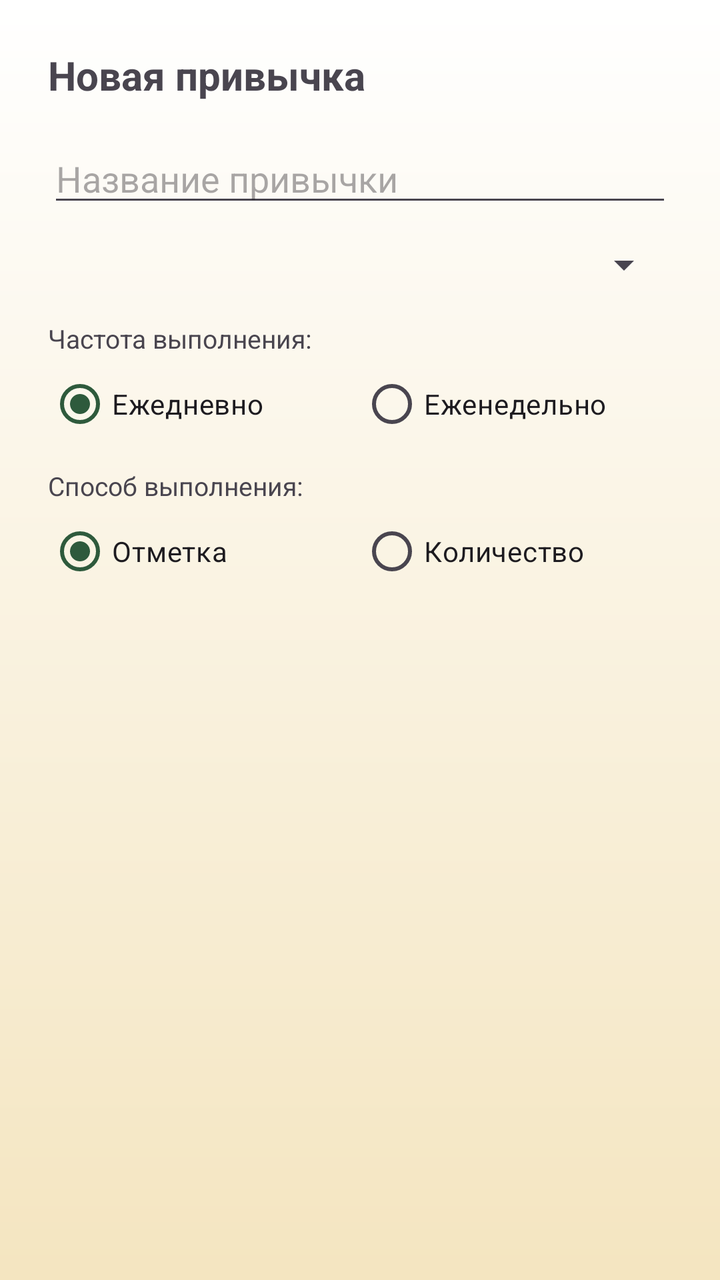
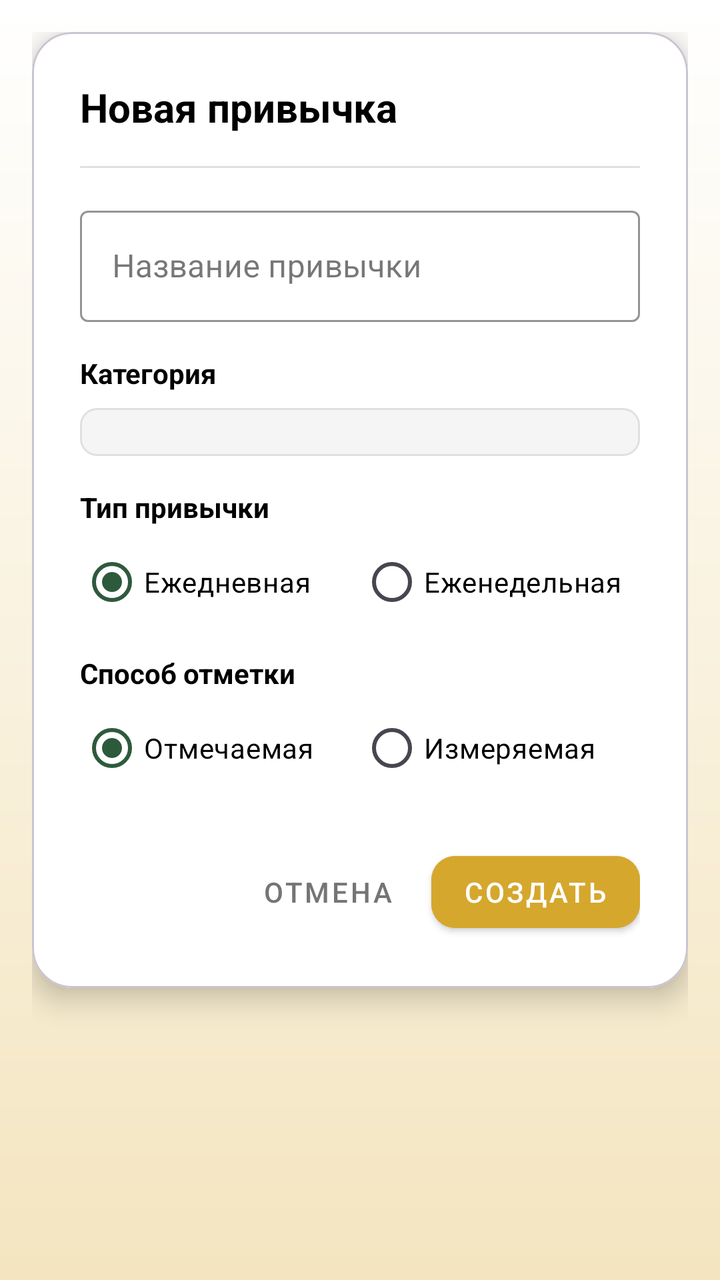

The first picture is an Android layout as it rendered before a commit; the second is the same layout after the commit. The layout source and the unified diff follow.
<!-- AndroidManifest.xml: application theme Theme.YourUpgrade -->
<!-- res/layout/dialog_add_habit.xml -->
<?xml version="1.0" encoding="utf-8"?>
<LinearLayout
    xmlns:android="http://schemas.android.com/apk/res/android"
    android:layout_width="match_parent"
    android:layout_height="wrap_content"
    android:orientation="vertical"
    android:padding="24dp">

    <TextView
        android:layout_width="wrap_content"
        android:layout_height="wrap_content"
        android:text="Новая привычка"
        android:textSize="20sp"
        android:textStyle="bold" />

    <EditText
        android:id="@+id/etHabitName"
        android:layout_width="match_parent"
        android:layout_height="wrap_content"
        android:layout_marginTop="16dp"
        android:hint="Название привычки"
        android:inputType="text"
        android:maxLength="40" />

    <Spinner
        android:id="@+id/spinnerCategory"
        android:layout_width="match_parent"
        android:layout_height="wrap_content"
        android:layout_marginTop="12dp" />

    
    <TextView
        android:layout_width="wrap_content"
        android:layout_height="wrap_content"
        android:layout_marginTop="16dp"
        android:text="Частота выполнения:"
        android:textSize="13sp" />

    <RadioGroup
        android:id="@+id/rgType"
        android:layout_width="match_parent"
        android:layout_height="wrap_content"
        android:orientation="horizontal">

        <RadioButton
            android:id="@+id/rbDaily"
            android:layout_width="0dp"
            android:layout_height="wrap_content"
            android:layout_weight="1"
            android:checked="true"
            android:text="Ежедневно" />

        <RadioButton
            android:id="@+id/rbWeekly"
            android:layout_width="0dp"
            android:layout_height="wrap_content"
            android:layout_weight="1"
            android:text="Еженедельно" />
    </RadioGroup>

    
    <TextView
        android:layout_width="wrap_content"
        android:layout_height="wrap_content"
        android:layout_marginTop="8dp"
        android:text="Способ выполнения:"
        android:textSize="13sp" />

    <RadioGroup
        android:id="@+id/rgCompletionMode"
        android:layout_width="match_parent"
        android:layout_height="wrap_content"
        android:orientation="horizontal">

        <RadioButton
            android:id="@+id/rbCheckable"
            android:layout_width="0dp"
            android:layout_height="wrap_content"
            android:layout_weight="1"
            android:checked="true"
            android:text="Отметка" />

        <RadioButton
            android:id="@+id/rbMeasurable"
            android:layout_width="0dp"
            android:layout_height="wrap_content"
            android:layout_weight="1"
            android:text="Количество" />
    </RadioGroup>

    
    <EditText
        android:id="@+id/etTarget"
        android:layout_width="match_parent"
        android:layout_height="wrap_content"
        android:layout_marginTop="12dp"
        android:hint="Цель (число)"
        android:inputType="numberDecimal"
        android:visibility="gone" />

</LinearLayout>
<!-- resources referenced by this layout -->
<resources>
  <style name="Theme.YourUpgrade" parent="Base.Theme.YourUpgrade" />
  <style name="Base.Theme.YourUpgrade" parent="Theme.Material3.DayNight.NoActionBar">
          
          <item name="colorPrimary">#2E5A3C</item>
          <item name="colorPrimaryVariant">#1B3A26</item>
          <item name="colorOnPrimary">#FFFFFF</item>
  
          <item name="colorSecondary">#C9A84C</item>
          <item name="colorSecondaryVariant">#A68A3E</item>
          <item name="colorOnSecondary">#2D2D2D</item>
  
          
          <item name="android:windowBackground">@drawable/bg_app_gradient</item>
  
          
          <item name="cardBackgroundColor">#FFFFFF</item>
      </style>
  <!-- drawable bg_app_gradient (drawable) -->
  <?xml version="1.0" encoding="utf-8"?>
  <shape xmlns:android="http://schemas.android.com/apk/res/android">
      <gradient
          android:type="linear"
          android:angle="270"
          android:startColor="@color/bg_start_color"
          android:endColor="@color/bg_end_color" />
  </shape>
  <color name="bg_start_color">@color/white</color>
  <color name="bg_end_color">@color/light_yellow</color>
  <color name="white">#FFFFFFFF</color>
  <color name="light_yellow">#F4E5C0</color>
</resources>

<!-- the commit's change to res/layout/dialog_add_habit.xml (unified diff, before → after) -->
@@ -1,101 +1,232 @@
 <?xml version="1.0" encoding="utf-8"?>
-<LinearLayout
-    xmlns:android="http://schemas.android.com/apk/res/android"
+<FrameLayout xmlns:android="http://schemas.android.com/apk/res/android"
+    xmlns:app="http://schemas.android.com/apk/res-auto"
     android:layout_width="match_parent"
     android:layout_height="wrap_content"
-    android:orientation="vertical"
-    android:padding="24dp">
-
-    <TextView
-        android:layout_width="wrap_content"
-        android:layout_height="wrap_content"
-        android:text="Новая привычка"
-        android:textSize="20sp"
-        android:textStyle="bold" />
-
-    <EditText
-        android:id="@+id/etHabitName"
+    android:padding="16dp">
+
+    <com.google.android.material.card.MaterialCardView
         android:layout_width="match_parent"
         android:layout_height="wrap_content"
-        android:layout_marginTop="16dp"
-        android:hint="Название привычки"
-        android:inputType="text"
-        android:maxLength="40" />
-
-    <Spinner
-        android:id="@+id/spinnerCategory"
-        android:layout_width="match_parent"
-        android:layout_height="wrap_content"
-        android:layout_marginTop="12dp" />
-
-    
-    <TextView
-        android:layout_width="wrap_content"
-        android:layout_height="wrap_content"
-        android:layout_marginTop="16dp"
-        android:text="Частота выполнения:"
-        android:textSize="13sp" />
-
-    <RadioGroup
-        android:id="@+id/rgType"
-        android:layout_width="match_parent"
-        android:layout_height="wrap_content"
-        android:orientation="horizontal">
-
-        <RadioButton
-            android:id="@+id/rbDaily"
-            android:layout_width="0dp"
-            android:layout_height="wrap_content"
-            android:layout_weight="1"
-            android:checked="true"
-            android:text="Ежедневно" />
-
-        <RadioButton
-            android:id="@+id/rbWeekly"
-            android:layout_width="0dp"
-            android:layout_height="wrap_content"
-            android:layout_weight="1"
-            android:text="Еженедельно" />
-    </RadioGroup>
-
-    
-    <TextView
-        android:layout_width="wrap_content"
-        android:layout_height="wrap_content"
-        android:layout_marginTop="8dp"
-        android:text="Способ выполнения:"
-        android:textSize="13sp" />
-
-    <RadioGroup
-        android:id="@+id/rgCompletionMode"
-        android:layout_width="match_parent"
-        android:layout_height="wrap_content"
-        android:orientation="horizontal">
-
-        <RadioButton
-            android:id="@+id/rbCheckable"
-            android:layout_width="0dp"
-            android:layout_height="wrap_content"
-            android:layout_weight="1"
-            android:checked="true"
-            android:text="Отметка" />
-
-        <RadioButton
-            android:id="@+id/rbMeasurable"
-            android:layout_width="0dp"
-            android:layout_height="wrap_content"
-            android:layout_weight="1"
-            android:text="Количество" />
-    </RadioGroup>
-
-    
-    <EditText
-        android:id="@+id/etTarget"
-        android:layout_width="match_parent"
-        android:layout_height="wrap_content"
-        android:layout_marginTop="12dp"
-        android:hint="Цель (число)"
-        android:inputType="numberDecimal"
-        android:visibility="gone" />
-
-</LinearLayout>
+        app:cardBackgroundColor="@android:color/white"
+        app:cardCornerRadius="20dp"
+        app:cardElevation="8dp">
+
+        <ScrollView
+            android:layout_width="match_parent"
+            android:layout_height="wrap_content">
+
+            <LinearLayout
+                android:layout_width="match_parent"
+                android:layout_height="wrap_content"
+                android:orientation="vertical"
+                android:padding="24dp">
+
+                <TextView
+                    android:layout_width="wrap_content"
+                    android:layout_height="wrap_content"
+                    android:text="Новая привычка"
+                    android:textColor="@color/text_primary"
+                    android:textSize="20sp"
+                    android:textStyle="bold" />
+
+                <View
+                    android:layout_width="match_parent"
+                    android:layout_height="1dp"
+                    android:layout_marginVertical="16dp"
+                    android:background="#E0E0E0" />
+
+                <com.google.android.material.textfield.TextInputLayout
+                    style="@style/Widget.MaterialComponents.TextInputLayout.OutlinedBox"
+                    android:layout_width="match_parent"
+                    android:layout_height="wrap_content"
+                    android:hint="Название привычки"
+                    app:boxStrokeColor="@color/main_gold"
+                    app:hintTextColor="@color/main_gold">
+
+                    <com.google.android.material.textfield.TextInputEditText
+                        android:id="@+id/etHabitName"
+                        android:layout_width="match_parent"
+                        android:layout_height="wrap_content"
+                        android:inputType="textCapSentences"
+                        android:textColor="@color/text_primary" />
+
+                </com.google.android.material.textfield.TextInputLayout>
+
+                <TextView
+                    android:layout_width="wrap_content"
+                    android:layout_height="wrap_content"
+                    android:layout_marginTop="16dp"
+                    android:text="Категория"
+                    android:textColor="@color/text_primary"
+                    android:textSize="14sp"
+                    android:textStyle="bold" />
+
+                <Spinner
+                    android:id="@+id/spinnerCategory"
+                    android:layout_width="match_parent"
+                    android:layout_height="wrap_content"
+                    android:layout_marginTop="8dp"
+                    android:background="@drawable/spinner_background"
+                    android:padding="12dp" />
+
+                <TextView
+                    android:layout_width="wrap_content"
+                    android:layout_height="wrap_content"
+                    android:layout_marginTop="16dp"
+                    android:text="Тип привычки"
+                    android:textColor="@color/text_primary"
+                    android:textSize="14sp"
+                    android:textStyle="bold" />
+
+                <RadioGroup
+                    android:id="@+id/radioGroupType"
+                    android:layout_width="match_parent"
+                    android:layout_height="wrap_content"
+                    android:layout_marginTop="4dp"
+                    android:orientation="horizontal">
+
+                    <com.google.android.material.radiobutton.MaterialRadioButton
+                        android:id="@+id/radioDaily"
+                        android:layout_width="0dp"
+                        android:layout_height="wrap_content"
+                        android:layout_weight="1"
+                        android:buttonTint="@color/main_gold"
+                        android:checked="true"
+                        android:text="Ежедневная"
+                        android:textColor="@color/text_primary"
+                        android:textSize="14sp" />
+
+                    <com.google.android.material.radiobutton.MaterialRadioButton
+                        android:id="@+id/radioWeekly"
+                        android:layout_width="0dp"
+                        android:layout_height="wrap_content"
+                        android:layout_weight="1"
+                        android:buttonTint="@color/main_gold"
+                        android:text="Еженедельная"
+                        android:textColor="@color/text_primary"
+                        android:textSize="14sp" />
+
+                </RadioGroup>
+
+                <TextView
+                    android:layout_width="wrap_content"
+                    android:layout_height="wrap_content"
+                    android:layout_marginTop="12dp"
+                    android:text="Способ отметки"
+                    android:textColor="@color/text_primary"
+                    android:textSize="14sp"
+                    android:textStyle="bold" />
+
+                <RadioGroup
+                    android:id="@+id/radioGroupMode"
+                    android:layout_width="match_parent"
+                    android:layout_height="wrap_content"
+                    android:layout_marginTop="4dp"
+                    android:orientation="horizontal">
+
+                    <com.google.android.material.radiobutton.MaterialRadioButton
+                        android:id="@+id/radioCheckable"
+                        android:layout_width="0dp"
+                        android:layout_height="wrap_content"
+                        android:layout_weight="1"
+                        android:buttonTint="@color/main_gold"
+                        android:checked="true"
+                        android:text="Отмечаемая"
+                        android:textColor="@color/text_primary"
+                        android:textSize="14sp" />
+
+                    <com.google.android.material.radiobutton.MaterialRadioButton
+                        android:id="@+id/radioMeasurable"
+                        android:layout_width="0dp"
+                        android:layout_height="wrap_content"
+                        android:layout_weight="1"
+                        android:buttonTint="@color/main_gold"
+                        android:text="Измеряемая"
+                        android:textColor="@color/text_primary"
+                        android:textSize="14sp" />
+
+                </RadioGroup>
+
+                <LinearLayout
+                    android:id="@+id/measurableFields"
+                    android:layout_width="match_parent"
+                    android:layout_height="wrap_content"
+                    android:orientation="vertical"
+                    android:visibility="gone">
+
+                    <com.google.android.material.textfield.TextInputLayout
+                        style="@style/Widget.MaterialComponents.TextInputLayout.OutlinedBox"
+                        android:layout_width="match_parent"
+                        android:layout_height="wrap_content"
+                        android:layout_marginTop="16dp"
+                        android:hint="Цель (число)"
+                        app:boxStrokeColor="@color/main_gold"
+                        app:hintTextColor="@color/main_gold">
+
+                        <com.google.android.material.textfield.TextInputEditText
+                            android:id="@+id/etTargetValue"
+                            android:layout_width="match_parent"
+                            android:layout_height="wrap_content"
+                            android:inputType="numberDecimal"
+                            android:textColor="@color/text_primary" />
+
+                    </com.google.android.material.textfield.TextInputLayout>
+
+                    <com.google.android.material.textfield.TextInputLayout
+                        style="@style/Widget.MaterialComponents.TextInputLayout.OutlinedBox"
+                        android:layout_width="match_parent"
+                        android:layout_height="wrap_content"
+                        android:layout_marginTop="12dp"
+                        android:hint="Единица измерения"
+                        app:boxStrokeColor="@color/main_gold"
+                        app:helperText="Например: раз, минут, км, страниц"
+                        app:helperTextTextColor="@color/text_secondary"
+                        app:hintTextColor="@color/main_gold">
+
+                        <com.google.android.material.textfield.TextInputEditText
+                            android:id="@+id/etUnit"
+                            android:layout_width="match_parent"
+                            android:layout_height="wrap_content"
+                            android:inputType="text"
+                            android:textColor="@color/text_primary" />
+
+                    </com.google.android.material.textfield.TextInputLayout>
+
+                </LinearLayout>
+
+                <LinearLayout
+                    android:layout_width="match_parent"
+                    android:layout_height="wrap_content"
+                    android:layout_marginTop="24dp"
+                    android:gravity="end"
+                    android:orientation="horizontal">
+
+                    <com.google.android.material.button.MaterialButton
+                        android:id="@+id/btnCancel"
+                        style="@style/Widget.MaterialComponents.Button.TextButton"
+                        android:layout_width="wrap_content"
+                        android:layout_height="wrap_content"
+                        android:text="Отмена"
+                        android:textColor="@color/text_secondary" />
+
+                    <com.google.android.material.button.MaterialButton
+                        android:id="@+id/btnCreate"
+                        style="@style/Widget.MaterialComponents.Button"
+                        android:layout_width="wrap_content"
+                        android:layout_height="wrap_content"
+                        android:layout_marginStart="8dp"
+                        android:backgroundTint="@color/main_gold"
+                        android:text="Создать"
+                        android:textColor="@android:color/white"
+                        app:cornerRadius="12dp" />
+
+                </LinearLayout>
+
+            </LinearLayout>
+
+        </ScrollView>
+
+    </com.google.android.material.card.MaterialCardView>
+
+</FrameLayout>
<!-- resource entries referenced after the edit -->
@@ -1,6 +1,19 @@
 <!-- resources referenced by this layout -->
 <resources>
+  <color name="main_gold">#D5A72D</color>
+  <color name="text_primary">@color/black</color>
+  <color name="text_secondary">#757575</color>
+  <!-- drawable spinner_background (drawable) -->
+  <?xml version="1.0" encoding="utf-8"?>
+  <shape xmlns:android="http://schemas.android.com/apk/res/android">
+      <solid android:color="#F5F5F5" />
+      <corners android:radius="8dp" />
+      <stroke
+          android:width="1dp"
+          android:color="#E0E0E0" />
+  </shape>
   <style name="Theme.YourUpgrade" parent="Base.Theme.YourUpgrade" />
+  <color name="black">#FF000000</color>
   <style name="Base.Theme.YourUpgrade" parent="Theme.Material3.DayNight.NoActionBar">
           
           <item name="colorPrimary">#2E5A3C</item>
